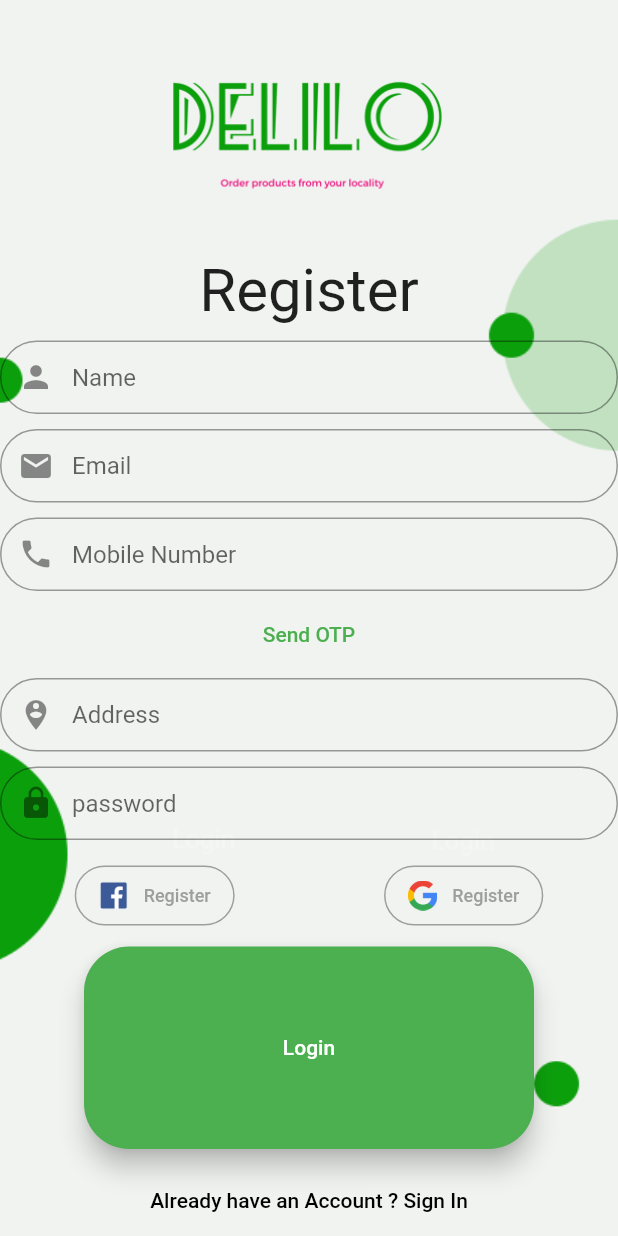
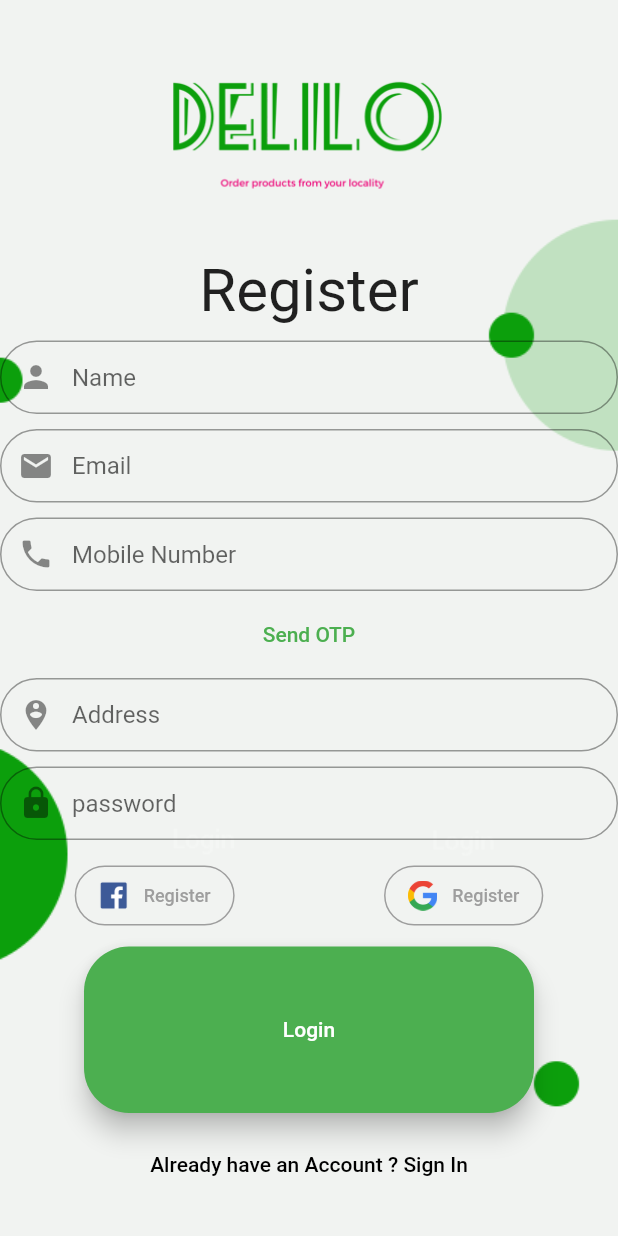
Before and after one commit to JayantS08/FlutterApp_OnlineMarketing, a Flutter app: the RegisterScreen screen opened directly, after a tap on "Login", on a phone screen of 412 x 824 dp. Run offline on Flutter 3.47's test engine with Material 2 defaults, Android fonts, the phone set to English and light mode, and no system bars; our stand-ins replace cloud_firestore, firebase_auth, firebase_storage, fluttertoast, google_sign_in, image_picker; missing offline and left inert: flutter_facebook_login, flutter_material_color_picker, flutter_signature_pad, gst_verification; accounts and stored records are empty.

Commit message:
import error fixed

```diff
--- a/lib/Screens/Buyer_home/Buyer_homepage.dart
+++ b/lib/Screens/Buyer_home/Buyer_homepage.dart
@@ -1,4 +1,4 @@
-import 'file:///F:/Flutter%20Projetcs/delilo/lib/Screens/Buyer_home/BuyNearby.dart';
+import 'package:delilo/Screens/Buyer_home/BuyNearby.dart';
 import 'package:flutter/material.dart';
 import 'package:flutter/widgets.dart';
 
--- a/lib/Screens/authenticate/Buyer_Login.dart
+++ b/lib/Screens/authenticate/Buyer_Login.dart
@@ -1,4 +1,4 @@
-import 'file:///F:/Flutter%20Projetcs/delilo/lib/Screens/Buyer_home/Buyer_Initialpage.dart';
+import 'package:delilo/Screens/Buyer_home/Buyer_Initialpage.dart';
 import 'package:delilo/Screens/authenticate/MobSignUP.dart';
 import 'package:delilo/Screens/authenticate/Owner_Login.dart';
 import 'package:delilo/Screens/authenticate/register.dart';
@@ -40,6 +40,7 @@ class _SignInState extends State<SignIn> {
             padding: EdgeInsets.symmetric(vertical: 20.0, horizontal: 50.0),
             child: Form(
               key: _formKey,
+              child: SingleChildScrollView(
                 child: Column(
                   children: <Widget>[
 
@@ -114,7 +115,7 @@ class _SignInState extends State<SignIn> {
                             else {
                               Navigator.push(
                                 context,
-                              MaterialPageRoute(builder: (context) => BuyerInitPage()),
+                                MaterialPageRoute(builder: (context) => SignIn()),
                               );
                             }
                           }
@@ -232,6 +233,7 @@ class _SignInState extends State<SignIn> {
                 ),
               ),
             ),
+          ),
         )
     );
   }
--- a/lib/Screens/authenticate/Owner_Login.dart
+++ b/lib/Screens/authenticate/Owner_Login.dart
@@ -1,4 +1,4 @@
-import 'file:///F:/Flutter%20Projetcs/delilo/lib/Screens/Buyer_home/Buyer_Initialpage.dart';
+import 'package:delilo/Screens/Buyer_home/Buyer_Initialpage.dart';
 import 'package:delilo/Screens/authenticate/MobSignUP.dart';
 import 'package:delilo/Screens/authenticate/Owner_Login.dart';
 import 'package:delilo/Screens/authenticate/owner_form.dart';
--- a/lib/Screens/authenticate/register.dart
+++ b/lib/Screens/authenticate/register.dart
@@ -145,6 +145,8 @@ class _RegisterScreenState extends State<RegisterScreen> {
                             .of(context)
                             .size
                             .height),
+                    child: Container(
+                      height: 800,
                       child: Column(
                         children: <Widget>[
                           SizedBox(
@@ -383,9 +385,9 @@ class _RegisterScreenState extends State<RegisterScreen> {
                                           MaterialPageRoute(builder: (context) => SignIn()),
                                         );
                                       }
-                                    } catch (e) {
-                                      print(e);
                                     }
+                                    catch(e){
+                                      print("$e");
                                     }
                                   }
                                 else
@@ -409,7 +411,7 @@ class _RegisterScreenState extends State<RegisterScreen> {
                                       ],
                                     );
                                   }
-                            },
+                              }},
                               name: 'Login',
                             ),
                           ),
@@ -431,6 +433,7 @@ class _RegisterScreenState extends State<RegisterScreen> {
                     ),
                   ),
                 ),
+              ),
             ]
         )
 
```
Also changed, not shown: lib/Screens/Buyer_home/Buyer_Initialpage.dart (+12 -12 lines), lib/Screens/Owner_addItem.dart (+7 -26 lines), lib/Screens/owner_home/owner_additems.dart (+27 -3 lines), lib/services/auth.dart (+5 -4 lines), images/no_image.jpg (added). Lines whose indentation alone changed are shown as unchanged.
